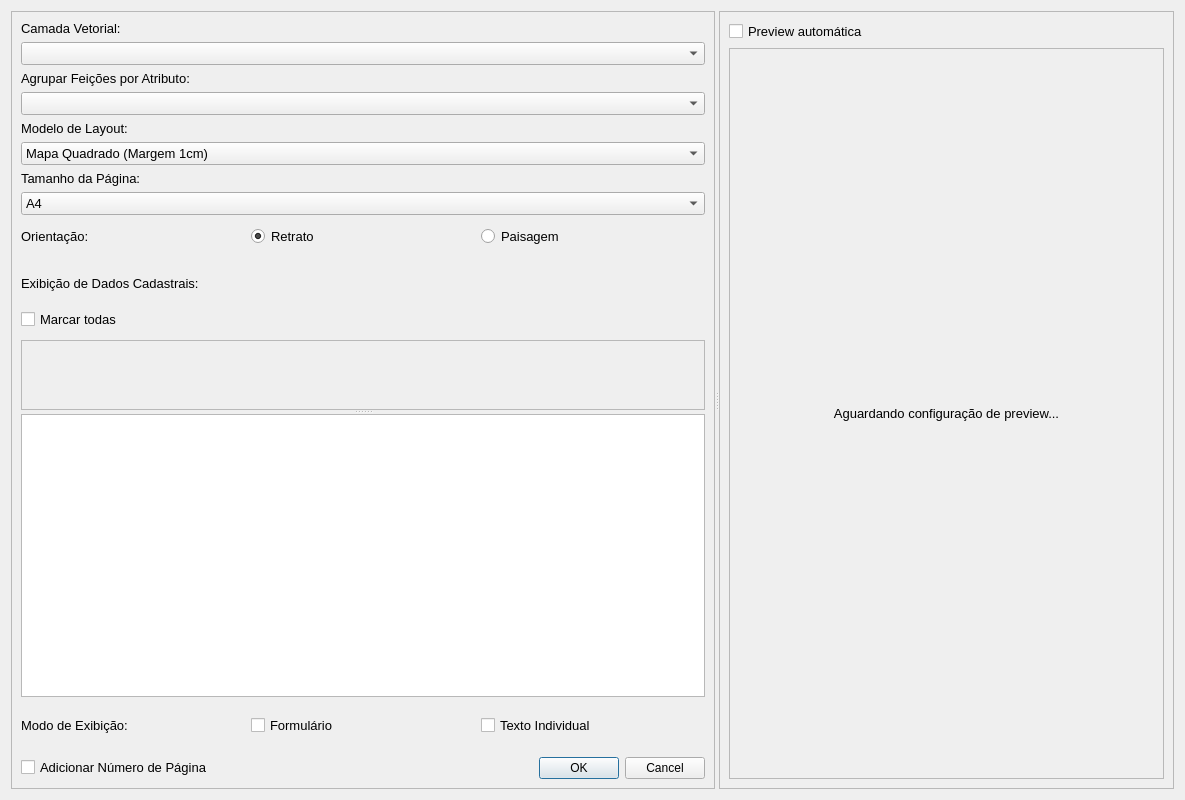
This is vector_to_map_dialog_base.ui in matheusdurso/VectorToMap as Qt 5 draws it before an edit. The edited form follows.
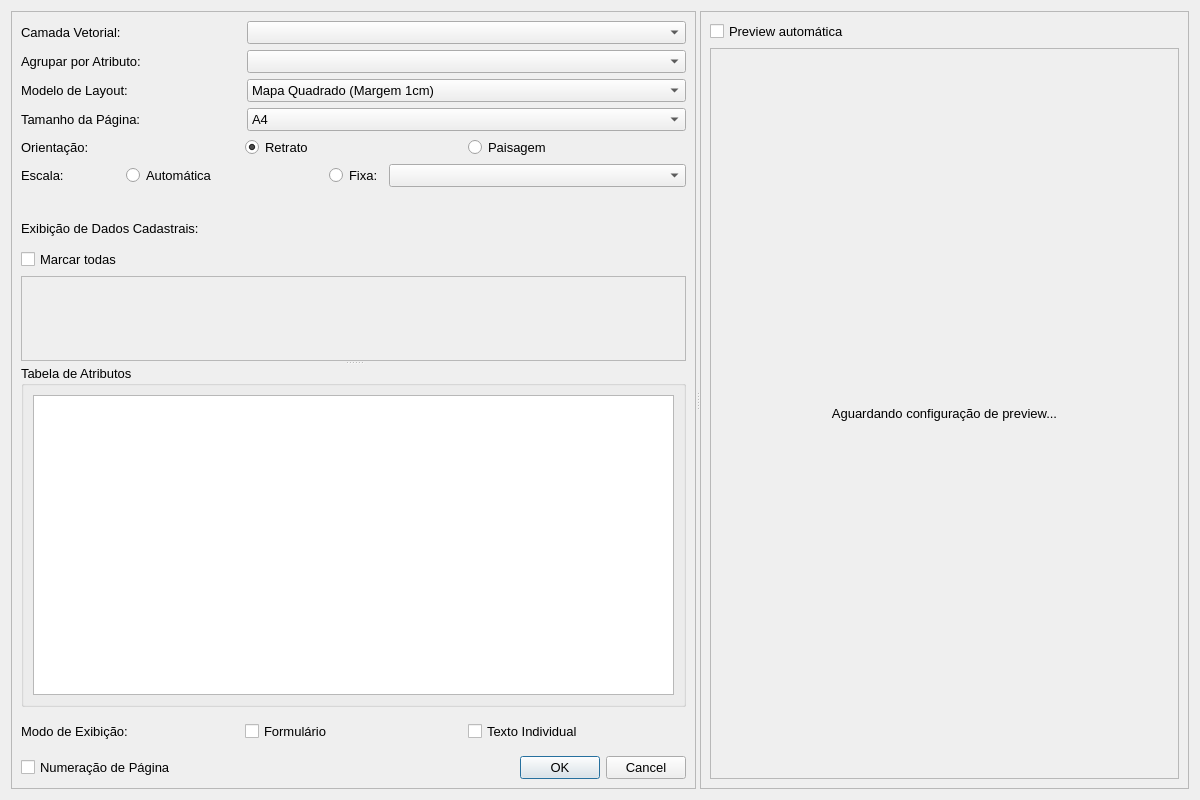
This is the edited form. Custom widgets are drawn as their Qt base class.

```diff
--- a/vector_to_map_dialog_base.ui
+++ b/vector_to_map_dialog_base.ui
@@ -6,7 +6,7 @@
    <rect>
     <x>0</x>
     <y>0</y>
-    <width>1185</width>
+    <width>1200</width>
     <height>800</height>
    </rect>
   </property>
@@ -18,8 +18,8 @@
   </property>
   <property name="maximumSize">
    <size>
-    <width>1600</width>
-    <height>800</height>
+    <width>1650</width>
+    <height>950</height>
    </size>
   </property>
   <property name="windowTitle">
@@ -32,6 +32,11 @@
       <enum>Qt::Horizontal</enum>
      </property>
      <widget class="QScrollArea" name="scrollArea_2">
+      <property name="font">
+       <font>
+        <pointsize>10</pointsize>
+       </font>
+      </property>
       <property name="widgetResizable">
        <bool>true</bool>
       </property>
@@ -40,12 +45,17 @@
         <rect>
          <x>0</x>
          <y>0</y>
-         <width>649</width>
+         <width>670</width>
          <height>776</height>
         </rect>
        </property>
        <layout class="QVBoxLayout" name="verticalLayout_4">
         <item>
+         <layout class="QHBoxLayout" name="horizontalLayout_9" stretch="1,2">
+          <property name="topMargin">
+           <number>0</number>
+          </property>
+          <item>
          <widget class="QLabel" name="label_3">
           <property name="font">
            <font>
@@ -66,6 +76,13 @@
           </property>
          </widget>
         </item>
+         </layout>
+        </item>
+        <item>
+         <layout class="QHBoxLayout" name="horizontalLayout_4" stretch="1,2">
+          <property name="topMargin">
+           <number>0</number>
+          </property>
         <item>
          <widget class="QLabel" name="label_5">
           <property name="font">
@@ -74,7 +91,7 @@
            </font>
           </property>
           <property name="text">
-           <string>Agrupar Feições por Atributo:</string>
+             <string>Agrupar por Atributo:</string>
           </property>
          </widget>
         </item>
@@ -87,6 +104,13 @@
           </property>
          </widget>
         </item>
+         </layout>
+        </item>
+        <item>
+         <layout class="QHBoxLayout" name="horizontalLayout_3" stretch="1,2">
+          <property name="topMargin">
+           <number>0</number>
+          </property>
         <item>
          <widget class="QLabel" name="label">
           <property name="font">
@@ -123,6 +147,13 @@
           </item>
          </widget>
         </item>
+         </layout>
+        </item>
+        <item>
+         <layout class="QHBoxLayout" name="horizontalLayout_2" stretch="1,2">
+          <property name="topMargin">
+           <number>0</number>
+          </property>
         <item>
          <widget class="QLabel" name="label_7">
           <property name="font">
@@ -169,13 +200,15 @@
           </item>
          </widget>
         </item>
+         </layout>
+        </item>
         <item>
          <layout class="QHBoxLayout" name="horizontalLayout_5">
           <property name="topMargin">
-           <number>5</number>
+           <number>0</number>
           </property>
           <property name="bottomMargin">
-           <number>15</number>
+           <number>0</number>
           </property>
           <item>
            <widget class="QLabel" name="label_2">
@@ -218,6 +251,66 @@
           </item>
          </layout>
         </item>
+        <item>
+         <layout class="QHBoxLayout" name="horizontalLayout" stretch="1,2,0,3">
+          <property name="topMargin">
+           <number>0</number>
+          </property>
+          <item>
+           <widget class="QLabel" name="label_8">
+            <property name="font">
+             <font>
+              <pointsize>10</pointsize>
+              <weight>50</weight>
+              <bold>false</bold>
+             </font>
+            </property>
+            <property name="text">
+             <string>Escala:</string>
+            </property>
+           </widget>
+          </item>
+          <item>
+           <widget class="QRadioButton" name="rb_escala_auto">
+            <property name="text">
+             <string>Automática</string>
+            </property>
+           </widget>
+          </item>
+          <item>
+           <widget class="QRadioButton" name="rb_escala_fixa">
+            <property name="text">
+             <string>Fixa:</string>
+            </property>
+           </widget>
+          </item>
+          <item>
+           <widget class="QComboBox" name="combo_escala_fixa"/>
+          </item>
+         </layout>
+        </item>
+        <item>
+         <widget class="QLabel" name="lbl_aviso_escala">
+          <property name="font">
+           <font>
+            <pointsize>9</pointsize>
+            <italic>false</italic>
+           </font>
+          </property>
+          <property name="styleSheet">
+           <string notr="true">color: #000000; font-size: 9pt;</string>
+          </property>
+          <property name="text">
+           <string/>
+          </property>
+          <property name="alignment">
+           <set>Qt::AlignCenter</set>
+          </property>
+          <property name="wordWrap">
+           <bool>true</bool>
+          </property>
+         </widget>
+        </item>
         <item>
          <widget class="QLabel" name="label_4">
           <property name="minimumSize">
@@ -241,7 +334,7 @@
           <property name="minimumSize">
            <size>
             <width>0</width>
-            <height>30</height>
+            <height>0</height>
            </size>
           </property>
           <property name="font">
@@ -260,6 +353,12 @@
            <enum>Qt::Vertical</enum>
           </property>
           <widget class="QScrollArea" name="scrollArea">
+           <property name="minimumSize">
+            <size>
+             <width>0</width>
+             <height>85</height>
+            </size>
+           </property>
            <property name="font">
             <font>
              <pointsize>10</pointsize>
@@ -282,8 +381,8 @@
              <rect>
               <x>0</x>
               <y>0</y>
-              <width>625</width>
-              <height>85</height>
+              <width>646</width>
+              <height>83</height>
              </rect>
             </property>
             <property name="font">
@@ -320,13 +419,57 @@
             </layout>
            </widget>
           </widget>
-          <widget class="QTableWidget" name="tableWidget"/>
+          <widget class="QgsCollapsibleGroupBox" name="mGroupBox">
+           <property name="minimumSize">
+            <size>
+             <width>0</width>
+             <height>0</height>
+            </size>
+           </property>
+           <property name="font">
+            <font>
+             <pointsize>10</pointsize>
+             <weight>50</weight>
+             <bold>false</bold>
+            </font>
+           </property>
+           <property name="title">
+            <string>Tabela de Atributos</string>
+           </property>
+           <property name="flat">
+            <bool>false</bool>
+           </property>
+           <property name="checkable">
+            <bool>false</bool>
+           </property>
+           <property name="collapsed">
+            <bool>false</bool>
+           </property>
+           <layout class="QVBoxLayout" name="verticalLayout_6">
+            <item>
+             <widget class="QTableWidget" name="tableWidget">
+              <property name="minimumSize">
+               <size>
+                <width>0</width>
+                <height>0</height>
+               </size>
+              </property>
+              <property name="autoFillBackground">
+               <bool>false</bool>
+              </property>
+              <property name="dragDropOverwriteMode">
+               <bool>true</bool>
+              </property>
+             </widget>
+            </item>
+           </layout>
+          </widget>
          </widget>
         </item>
         <item>
          <layout class="QHBoxLayout" name="horizontalLayout_6">
           <property name="topMargin">
-           <number>12</number>
+           <number>8</number>
           </property>
           <item>
            <widget class="QLabel" name="label_6">
@@ -369,7 +512,7 @@
         <item>
          <layout class="QHBoxLayout" name="horizontalLayout_7">
           <property name="topMargin">
-           <number>15</number>
+           <number>8</number>
           </property>
           <item>
            <widget class="QCheckBox" name="chk_numeracao">
@@ -379,7 +522,7 @@
              </font>
             </property>
             <property name="text">
-             <string>Adicionar Número de Página</string>
+             <string>Numeração de Página</string>
             </property>
            </widget>
           </item>
@@ -415,7 +558,7 @@
         <rect>
          <x>0</x>
          <y>0</y>
-         <width>504</width>
+         <width>498</width>
          <height>776</height>
         </rect>
        </property>
@@ -472,6 +615,12 @@
   </layout>
  </widget>
  <customwidgets>
+  <customwidget>
+   <class>QgsCollapsibleGroupBox</class>
+   <extends>QGroupBox</extends>
+   <header>qgscollapsiblegroupbox.h</header>
+   <container>1</container>
+  </customwidget>
   <customwidget>
    <class>QgsMapLayerComboBox</class>
    <extends>QComboBox</extends>
```
Lines whose indentation alone changed are shown as unchanged.
